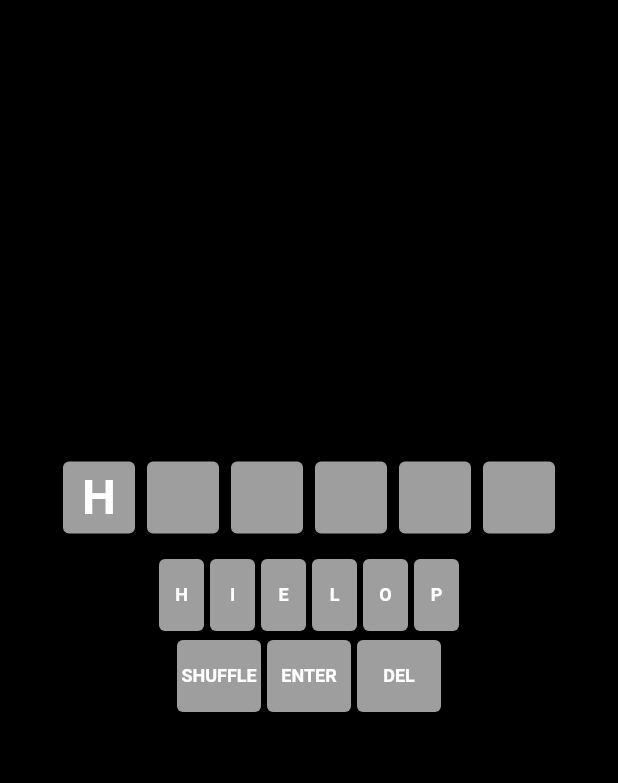
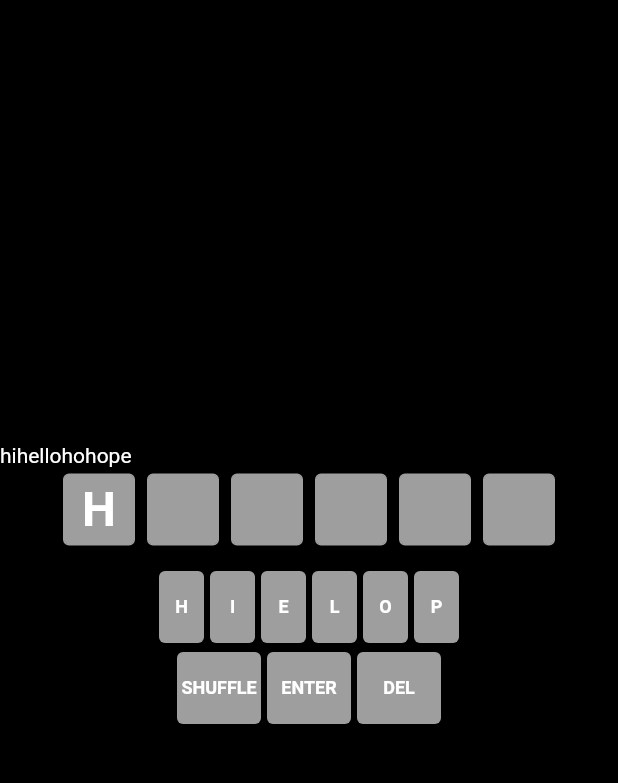
Before and after one commit to ZackHolby/word_guess, a Flutter app: the screen it shows after launch, after a tap on an icon or button, on a phone screen of 412 x 824 dp, the part 74-857 px from its top. Run offline on Flutter 3.47's test engine with Material 2 defaults, Android fonts, the phone set to English and light mode, and no system bars; our stand-ins replace equatable.

Commit message:
values dispalying now

```diff
--- a/lib/guesser/widgets/answer_board.dart
+++ b/lib/guesser/widgets/answer_board.dart
@@ -18,14 +18,7 @@ class Answerboard extends StatefulWidget {
 class _AnswerboardState extends State<Answerboard> {
   @override
   Widget build(BuildContext context) {
-    return Column(
-      children: dailyWordList
-          .map(
-            (word) => Row(
-              mainAxisAlignment: MainAxisAlignment.center,
-            ),
-          )
-          .toList(),
-    );
+    return new Row(
+        children: dailyWordList.map((item) => new Text(item)).toList());
   }
 }
```
